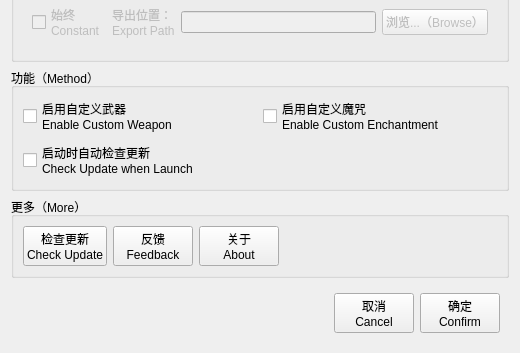
Qt form settings.ui (Dinosaur-MC/BestEnchSeq) before a commit; both pictures show x 0 to 520 and y 164 to 517 of the 520 by 517 pixel window.
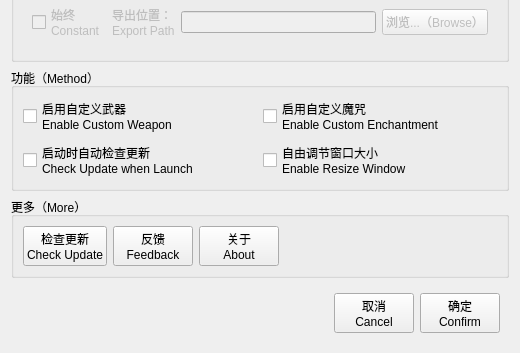
The same form after that commit.

```diff
--- a/settings.ui
+++ b/settings.ui
@@ -208,6 +208,14 @@
           </property>
          </widget>
         </item>
+        <item row="2" column="1">
+         <widget class="QCheckBox" name="cbERW">
+          <property name="text">
+           <string>自由调节窗口大小
+Enable Resize Window</string>
+          </property>
+         </widget>
+        </item>
        </layout>
       </widget>
      </item>
```
